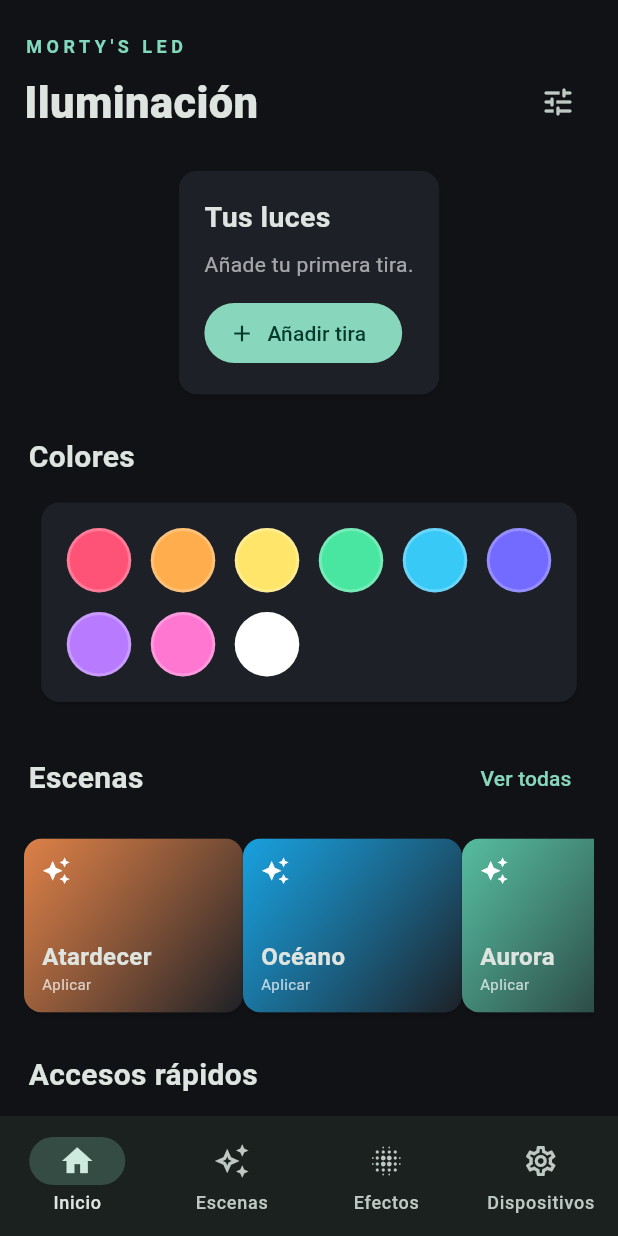
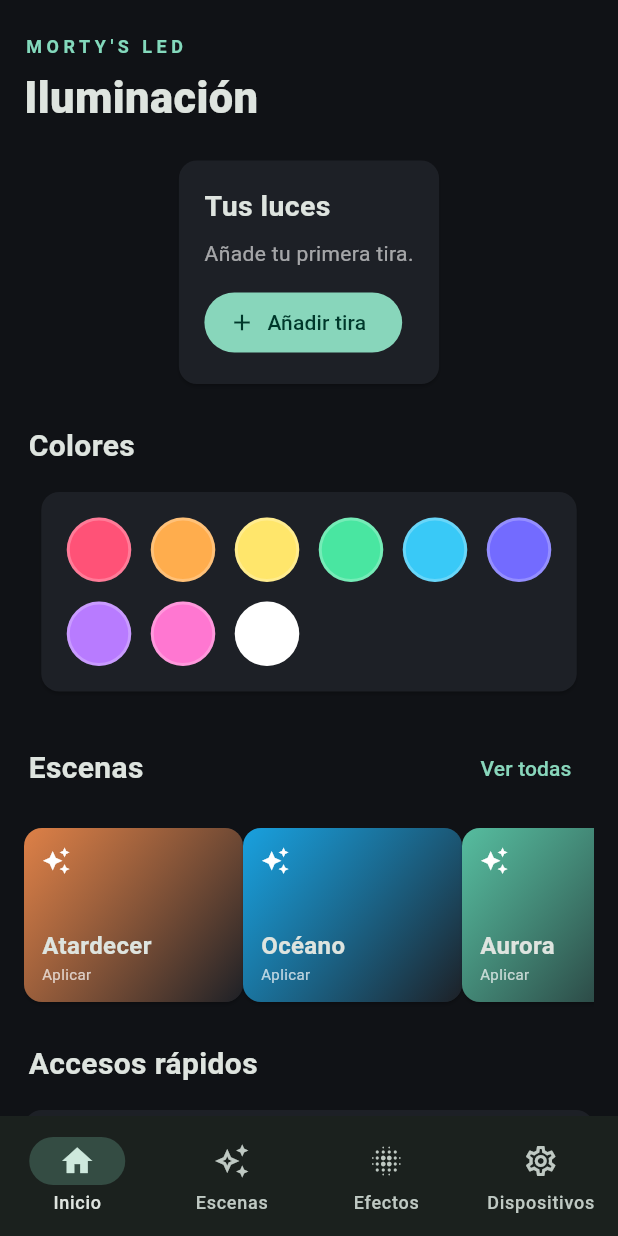
Before and after one commit to Mortymel/Aurora-RGB, a Flutter app: the screen it shows after launch, on a phone screen of 412 x 824 dp. Run offline on Flutter 3.47's test engine with Material 3 defaults, Android fonts, the phone set to English and light mode, and no system bars; our stand-ins replace flutter_blue_plus, permission_handler, shared_preferences.

Commit message:
feat: align twelve effects with firmware and remove redundant top shortcut

```diff
--- a/lib/main.dart
+++ b/lib/main.dart
@@ -10,7 +10,7 @@ const ink=Color(0xFF101216);
 const panel=Color(0xFF1D2026);
 const violet=Color(0xFF83D9BC);
 const colors=<int>[0xFFFF5277,0xFFFFAD4D,0xFFFFE66B,0xFF49E6A1,0xFF39C9F7,0xFF736BFF,0xFFB87BFF,0xFFFF77D1,0xFFFFFFFF];
-const effectNames=<String>['Color sólido','Arcoíris','Fuego','Chispas','Respiración','Olas'];
+const effectNames=<String>['Fijo','Arcoíris','Respirar','Cometa','Chispas','Fuego','Olas','Barrido','Pulso','Confeti','Meteoros','Gradiente'];
 const builtInScenes=<StudioScene>[
   StudioScene('Atardecer',0xFF914D,175,0,90),
   StudioScene('Océano',0x18B7FF,195,0,100),
@@ -206,7 +206,7 @@ class _StudioShellState extends State<StudioShell>{
     const Text("MORTY'S LED",style:TextStyle(color:violet,letterSpacing:3,fontSize:12,fontWeight:FontWeight.bold)),
     const SizedBox(height:5),
     Row(children:[Expanded(child:Text(['Iluminación','Escenas','Efectos','Dispositivos'][page],style:const TextStyle(fontSize:29,fontWeight:FontWeight.w800))),
-      IconButton(onPressed:()=>setState(()=>page=3),tooltip:'Controladores',icon:const Icon(Icons.tune_rounded))]),
+      const SizedBox.shrink()]),
   ]);
   Widget preview(LedState? s)=>Container(height:150,decoration:BoxDecoration(borderRadius:BorderRadius.circular(22),
     gradient:LinearGradient(begin:Alignment.topLeft,end:Alignment.bottomRight,colors:[
@@ -311,7 +311,7 @@ class _StudioShellState extends State<StudioShell>{
       const Text('Los efectos disponibles dependen del firmware instalado.',style:TextStyle(color:Colors.white60)),
       section('Efectos dinámicos'),
       ...List.generate(effectNames.length,(i)=>Card(child:ListTile(
-        leading:CircleAvatar(backgroundColor:Color(colors[i]).withValues(alpha:0.25),child:Icon([Icons.circle,Icons.gradient,Icons.local_fire_department,Icons.auto_awesome,Icons.blur_on,Icons.waves][i],color:Color(colors[i]))),
+        leading:CircleAvatar(backgroundColor:Color(colors[i%colors.length]).withValues(alpha:0.25),child:Icon([Icons.circle,Icons.gradient,Icons.local_fire_department,Icons.auto_awesome,Icons.blur_on,Icons.waves][i%6],color:Color(colors[i]))),
         title:Text(effectNames[i]),subtitle:Text(i==0?'Color constante':'Animación LED · modo $i'),
         trailing:Icon(s?.effect==i?Icons.check_circle:Icons.chevron_right,color:s?.effect==i?violet:Colors.white38),
         onTap:()=>send({'effect':'$i','power':'true'})))),
```
